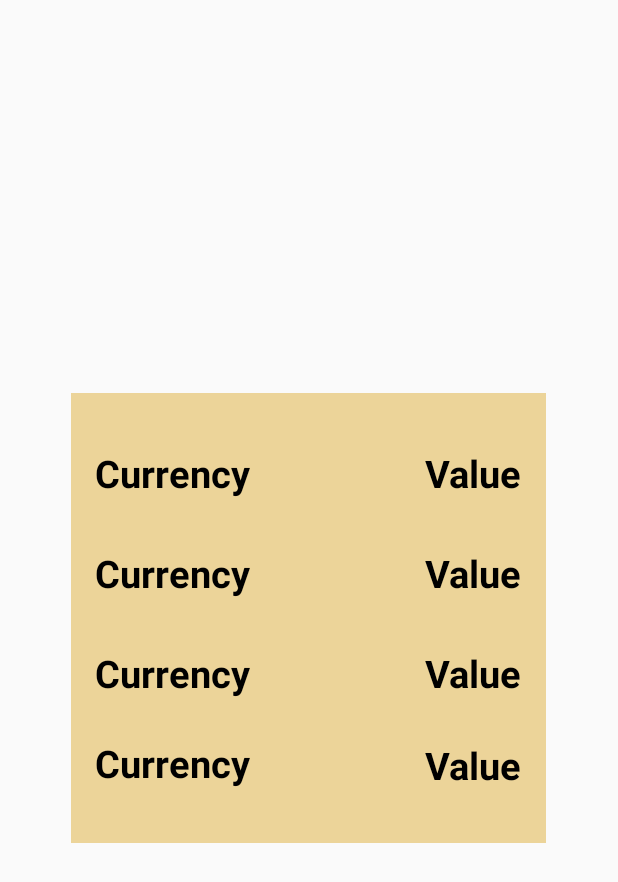
After one commit to nik5y/Coinz, an Android app: the layout maps_dialog_rates.xml on its own in the app's theme, with its tools: preview values and no code run, on a phone screen of 412 x 824 dp. The commit adds this screen. Shown: the top 882 px of the screen. Run offline under Robolectric (Android 15) with nearby library versions, the phone set to English and light mode, and no system bars.

Commit message:
Changes:
1. Made the display rates bonus feature as a dialog pop-up in the maps activity.

```diff
--- a/app/src/main/java/uk/ac/ed/inf/coinz/DailyCoinDelete.kt
+++ b/app/src/main/java/uk/ac/ed/inf/coinz/DailyCoinDelete.kt
@@ -49,8 +49,8 @@ class DailyCoinDelete : BroadcastReceiver() {
         //Reset Bonus For map:
 
         path.collection("Bonuses").document("Coin Currency").update("activated", false)
-
         path.collection("Bonuses").document("Coin Value").update("activated", false)
+        path.collection("Bonuses").document("Rates").update("activated", false)
 
         }
 
--- a/app/src/main/java/uk/ac/ed/inf/coinz/MapsActivity.kt
+++ b/app/src/main/java/uk/ac/ed/inf/coinz/MapsActivity.kt
@@ -5,9 +5,12 @@ package uk.ac.ed.inf.coinz
 
 import android.annotation.SuppressLint
 import android.app.AlarmManager
+import android.app.Dialog
 import android.app.PendingIntent
 import android.content.Context
 import android.content.Intent
+import android.graphics.Color
+import android.graphics.drawable.ColorDrawable
 import android.location.Location
 import android.support.v7.app.AppCompatActivity
 import android.os.Bundle
@@ -40,6 +43,8 @@ import com.r0adkll.slidr.Slidr
 import com.r0adkll.slidr.model.SlidrConfig
 import com.r0adkll.slidr.model.SlidrPosition
 import kotlinx.android.synthetic.main.activity_maps.*
+import kotlinx.android.synthetic.main.coin_recycler_dialog.*
+import kotlinx.android.synthetic.main.maps_dialog_rates.*
 import org.json.JSONObject
 import java.text.SimpleDateFormat
 import java.util.*
@@ -108,6 +113,10 @@ class MapsActivity : AppCompatActivity(),
 
         //locating
 
+        //todo so, come up with ways of restarting bonuses, both offline and if the user is playing currently
+        //todo look at bonuses in maps
+        //perhaps add more bonuses
+        //try messenger
 
         /* drawer = findViewById(R.id.drawer_layout)
 
@@ -123,6 +132,10 @@ class MapsActivity : AppCompatActivity(),
 
         maps_go_to_interactive.setOnClickListener {
             goToInteractive()
+        }
+
+        maps_open_rates_dialog.setOnClickListener {
+            setupDialog(this).show()
         }
 
 
@@ -554,9 +567,6 @@ class MapsActivity : AppCompatActivity(),
 
     fun reCreateMap() {
 
-        //Timer used here as the map should be recreated at midnight only if the user is actually playing.
-        //If the user is not playing, the map will get changed automatically at next launch
-
         val millisUntilTomorrowStart = Timing().millisUntilTomorrowStart()
 
         Timer("Deleting Coins", false).schedule(millisUntilTomorrowStart + 1000 * 60) {
@@ -620,6 +630,23 @@ class MapsActivity : AppCompatActivity(),
         return sharedPreferences.getString(JSON_MAP, "No Map")
     }
 
+    fun setupDialog(context: Context) : Dialog {
+        val dialog  = Dialog(context)
+        val sharedPreferences = getSharedPreferences(SHARED_PREFS, Context.MODE_PRIVATE)
+        dialog.setContentView(R.layout.maps_dialog_rates)
+        dialog.window.setBackgroundDrawable(ColorDrawable(Color.TRANSPARENT))
+
+        dialog.maps_dialog_rates_dolr_title.setText("DOLR")
+        dialog.maps_dialog_rates_dolr_value.setText(sharedPreferences.getString("DOLR", "no rate").toDouble().format(3))
+        dialog.maps_dialog_rates_quid_title.setText("QUID")
+        dialog.maps_dialog_rates_quid_value.setText(sharedPreferences.getString("QUID", "no rate").toDouble().format(3))
+        dialog.maps_dialog_rates_peny_title.setText("PENY")
+        dialog.maps_dialog_rates_peny_value.setText(sharedPreferences.getString("PENY", "no rate").toDouble().format(3))
+        dialog.maps_dialog_rates_shil_title.setText("SHIL")
+        dialog.maps_dialog_rates_shil_value.setText(sharedPreferences.getString("SHIL", "no rate").toDouble().format(3))
+        return dialog
+    }
+
 }
 
 
--- a/app/src/main/java/uk/ac/ed/inf/coinz/UtilisedClasses.kt
+++ b/app/src/main/java/uk/ac/ed/inf/coinz/UtilisedClasses.kt
@@ -14,34 +14,6 @@ class User(var username:String, var pictureURL:String)
 class Bonus(var activated: Boolean)
 
 class Bank(var goldBalance:Double = 0.0)
-
-class dailyUpdate() : Runnable {
-    override fun run() {
-
-        //Remove coins from todaysbanked, todayssent; Set bonus features to false.
-
-        /*var currValMap : MutableMap<String,String> = mutableMapOf<String,String>()
-        val coinMap : MutableMap<String,Any> = mutableMapOf()
-
-        currValMap.put("kek","check")
-        coinMap.put("boob", currValMap)*/
-
-        val firestore = FirebaseFirestore.getInstance()
-        val email = FirebaseAuth.getInstance().currentUser!!.email.toString()
-
-        //remove todaysbanked
-        firestore.collection("Users").document(email).collection("Coins").document("Collected Coins").delete()
-
-        //remove todayssent
-        firestore.collection("Users").document(email).collection("Coins").document("Sent Coins Today").delete()
-
-        //set bonus features to false
-        firestore.collection("Users").document(email).collection("Bonuses").document("Coin Currency").update("activated", false)
-        firestore.collection("Users").document(email).collection("Bonuses").document("Coin Value").update("activated", false)
-        firestore.collection("Users").document(email).collection("Bonuses").document("Range+").update("activated", false)
-
-    }
-}
 
 class Created(val created : Date = Date())
 
--- a/app/src/main/res/layout/activity_maps.xml
+++ b/app/src/main/res/layout/activity_maps.xml
@@ -50,10 +50,20 @@
         android:layout_width="45dp"
         android:layout_height="45dp"
         android:layout_marginTop="8dp"
-        android:layout_marginRight="8dp"
+        android:layout_marginEnd="8dp"
         app:srcCompat="@drawable/ic_interactive"
         mapbox:layout_constraintEnd_toEndOf="parent"
         mapbox:layout_constraintTop_toTopOf="@+id/interactive_top_bar" />
+
+    <ImageView
+        android:id="@+id/maps_open_rates_dialog"
+        android:layout_width="45dp"
+        android:layout_height="45dp"
+        android:layout_marginTop="8dp"
+        android:layout_marginStart="8dp"
+        app:srcCompat="@drawable/ic_settings"
+        mapbox:layout_constraintStart_toStartOf="parent"
+        mapbox:layout_constraintTop_toTopOf="parent" />
 
 
     <!--    </android.support.constraint.ConstraintLayout>-->
--- /dev/null
+++ b/app/src/main/res/layout/maps_dialog_rates.xml
@@ -0,0 +1,156 @@
+<?xml version="1.0" encoding="utf-8"?>
+
+<android.support.constraint.ConstraintLayout xmlns:android="http://schemas.android.com/apk/res/android"
+
+    xmlns:app="http://schemas.android.com/apk/res-auto"
+    xmlns:tools="http://schemas.android.com/tools"
+    android:layout_width="wrap_content"
+    android:layout_height="300dp"
+    android:layout_alignParentStart="true"
+    android:layout_gravity="center"
+
+    android:background="#ecd499"
+    android:gravity="center_horizontal"
+    android:orientation="vertical">
+
+    <TextView
+        android:id="@+id/maps_dialog_rates_quid_title"
+        android:layout_width="wrap_content"
+        android:layout_height="wrap_content"
+        android:layout_alignParentStart="true"
+        android:layout_alignParentTop="true"
+        android:layout_alignParentBottom="true"
+        android:layout_marginTop="8dp"
+        android:layout_marginEnd="8dp"
+        android:layout_marginBottom="36dp"
+        android:layout_toStartOf="@+id/maps_dialog_rates_quid_value"
+        android:text="Currency"
+        android:textColor="@android:color/black"
+        android:textSize="25sp"
+        android:textStyle="bold"
+        app:layout_constraintBottom_toBottomOf="parent"
+        app:layout_constraintEnd_toStartOf="@+id/maps_dialog_rates_quid_value"
+        app:layout_constraintHorizontal_bias="0.0"
+        app:layout_constraintStart_toStartOf="@+id/maps_dialog_rates_dolr_title"
+        app:layout_constraintTop_toBottomOf="@+id/maps_dialog_rates_dolr_title"
+        app:layout_constraintVertical_bias="1.0" />
+
+    <TextView
+        android:id="@+id/maps_dialog_rates_dolr_title"
+        android:layout_width="wrap_content"
+        android:layout_height="wrap_content"
+        android:layout_above="@+id/maps_dialog_rates_peny_title"
+        android:layout_alignParentStart="true"
+        android:layout_marginTop="32dp"
+        android:layout_marginEnd="8dp"
+        android:layout_toStartOf="@+id/maps_dialog_rates_dolr_value"
+        android:text="Currency"
+        android:textColor="@android:color/black"
+        android:textSize="25sp"
+        android:textStyle="bold"
+        app:layout_constraintEnd_toStartOf="@+id/maps_dialog_rates_dolr_value"
+        app:layout_constraintHorizontal_bias="0.0"
+        app:layout_constraintStart_toStartOf="@+id/maps_dialog_rates_peny_title"
+        app:layout_constraintTop_toBottomOf="@+id/maps_dialog_rates_peny_title" />
+
+    <TextView
+        android:id="@+id/maps_dialog_rates_peny_title"
+        android:layout_width="wrap_content"
+        android:layout_height="wrap_content"
+        android:layout_alignParentStart="true"
+        android:layout_alignParentBottom="true"
+        android:layout_marginTop="32dp"
+        android:layout_marginEnd="8dp"
+        android:layout_toStartOf="@+id/maps_dialog_rates_peny_value"
+        android:text="Currency"
+        android:textColor="@android:color/black"
+        android:textSize="25sp"
+        android:textStyle="bold"
+        app:layout_constraintEnd_toStartOf="@+id/maps_dialog_rates_peny_value"
+        app:layout_constraintHorizontal_bias="0.0"
+        app:layout_constraintStart_toStartOf="@+id/maps_dialog_rates_shil_title"
+        app:layout_constraintTop_toBottomOf="@+id/maps_dialog_rates_shil_title" />
+
+    <TextView
+        android:id="@+id/maps_dialog_rates_shil_title"
+        android:layout_width="120dp"
+        android:layout_height="wrap_content"
+        android:layout_alignParentStart="true"
+        android:layout_alignParentTop="true"
+        android:layout_alignParentBottom="true"
+        android:layout_marginStart="16dp"
+        android:layout_marginTop="36dp"
+        android:layout_marginEnd="100dp"
+        android:layout_toStartOf="@+id/maps_dialog_rates_shil_value"
+        android:text="Currency"
+        android:textColor="@android:color/black"
+        android:textSize="25sp"
+        android:textStyle="bold"
+        app:layout_constraintEnd_toStartOf="@+id/maps_dialog_rates_shil_value"
+        app:layout_constraintHorizontal_bias="0.12"
+        app:layout_constraintStart_toStartOf="parent"
+        app:layout_constraintTop_toTopOf="parent" />
+
+    <TextView
+        android:id="@+id/maps_dialog_rates_quid_value"
+        android:layout_width="wrap_content"
+        android:layout_height="wrap_content"
+        android:layout_alignParentTop="true"
+        android:layout_alignParentEnd="true"
+        android:layout_alignParentBottom="true"
+        android:text="Value"
+        android:textColor="@android:color/black"
+        android:textSize="25sp"
+        android:textStyle="bold"
+        app:layout_constraintBottom_toBottomOf="parent"
+        app:layout_constraintEnd_toEndOf="@+id/maps_dialog_rates_dolr_value"
+        app:layout_constraintTop_toBottomOf="@+id/maps_dialog_rates_dolr_value"
+        app:layout_constraintVertical_bias="0.437" />
+
+    <TextView
+        android:id="@+id/maps_dialog_rates_dolr_value"
+        android:layout_width="wrap_content"
+        android:layout_height="wrap_content"
+        android:layout_alignParentEnd="true"
+        android:layout_alignParentBottom="true"
+        android:layout_marginTop="32dp"
+        android:text="Value"
+        android:textColor="@android:color/black"
+        android:textSize="25sp"
+        android:textStyle="bold"
+        app:layout_constraintEnd_toEndOf="@+id/maps_dialog_rates_peny_value"
+        app:layout_constraintTop_toBottomOf="@+id/maps_dialog_rates_peny_value" />
+
+    <TextView
+        android:id="@+id/maps_dialog_rates_peny_value"
+        android:layout_width="wrap_content"
+        android:layout_height="wrap_content"
+        android:layout_alignParentTop="true"
+        android:layout_alignParentEnd="true"
+        android:layout_alignParentBottom="true"
+        android:layout_marginTop="32dp"
+        android:text="Value"
+        android:textColor="@android:color/black"
+        android:textSize="25sp"
+        android:textStyle="bold"
+        app:layout_constraintEnd_toEndOf="@+id/maps_dialog_rates_shil_value"
+        app:layout_constraintTop_toBottomOf="@+id/maps_dialog_rates_shil_value" />
+
+    <TextView
+        android:id="@+id/maps_dialog_rates_shil_value"
+        android:layout_width="wrap_content"
+        android:layout_height="wrap_content"
+        android:layout_alignParentTop="true"
+        android:layout_alignParentEnd="true"
+        android:layout_alignParentBottom="true"
+        android:layout_marginTop="36dp"
+        android:layout_marginEnd="16dp"
+        android:text="Value"
+        android:textColor="@android:color/black"
+        android:textSize="25sp"
+        android:textStyle="bold"
+        app:layout_constraintEnd_toEndOf="parent"
+        app:layout_constraintTop_toTopOf="parent" />
+
+
+</android.support.constraint.ConstraintLayout>
```
Also changed, not shown: 1 other file.
